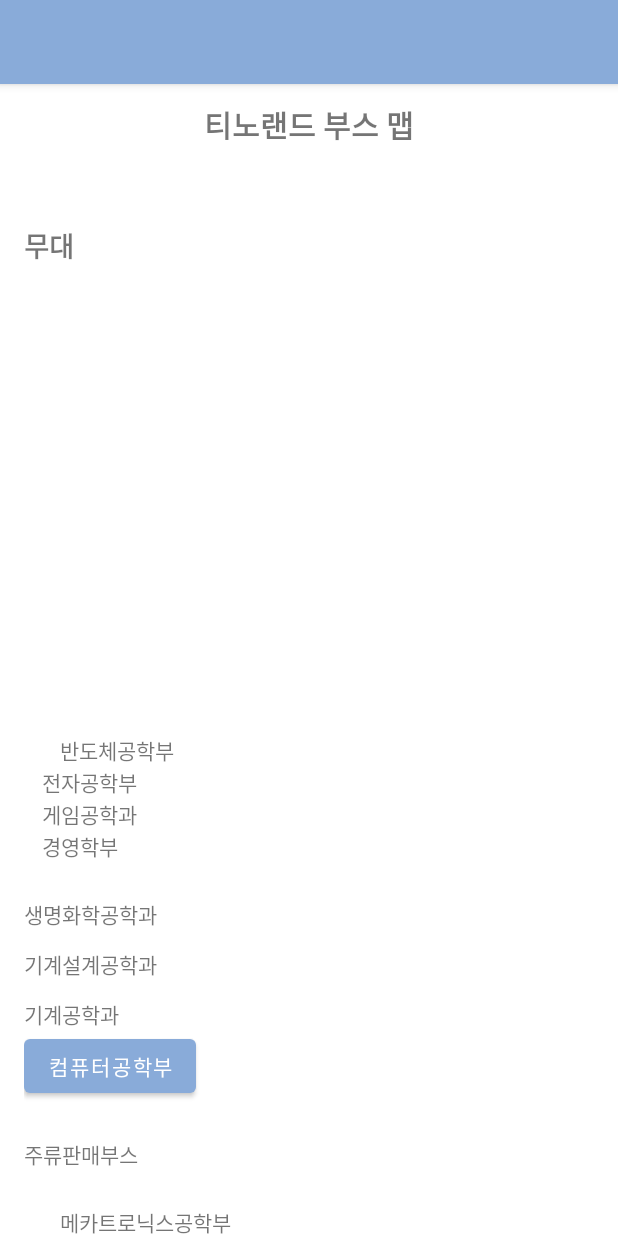
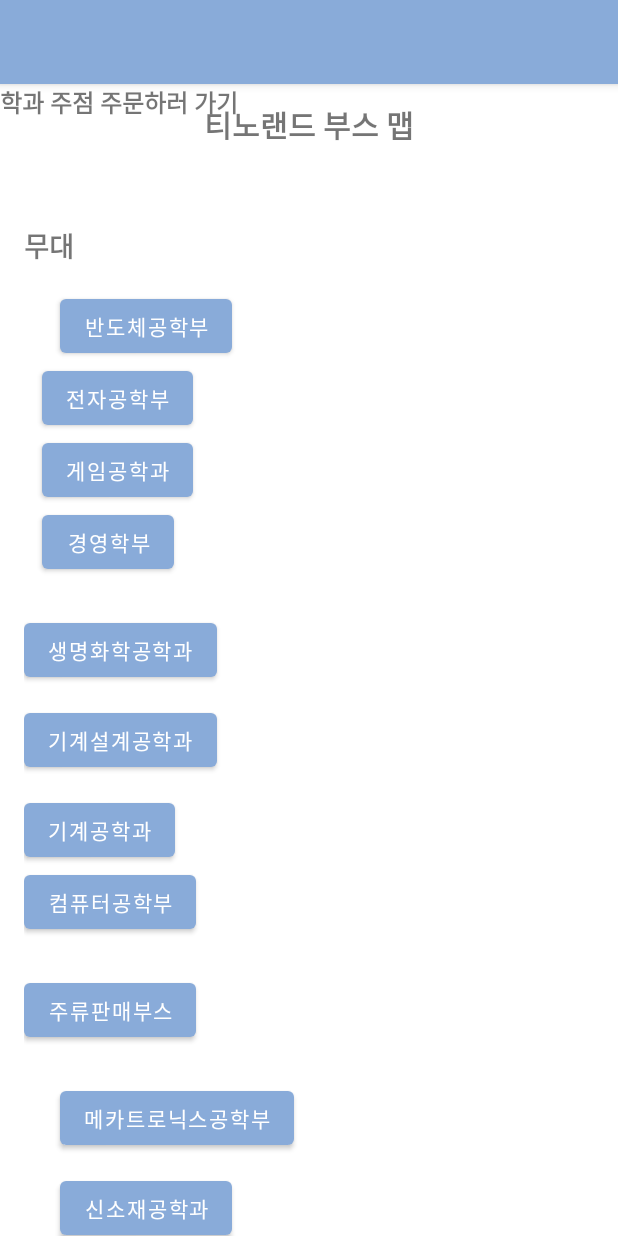
Before and after one commit to jiho5191/mobile-kiosk-app, an Android app: the screen it shows after launch (MapActivity), on a phone screen of 412 x 824 dp. Run offline under Robolectric (Android 15) with nearby library versions, the phone set to English and light mode, and no system bars.

Commit message:
부스 안내도

```diff
--- a/app/src/main/res/layout/activity_map.xml
+++ b/app/src/main/res/layout/activity_map.xml
@@ -21,6 +21,15 @@
         app:layout_constraintHorizontal_bias="0.0"
         app:layout_constraintStart_toStartOf="parent"
         app:layout_constraintTop_toTopOf="parent" />
+
+    <TextView
+        android:id="@+id/boothBoxTitle"
+        android:layout_width="0dp"
+        android:layout_height="wrap_content"
+        android:gravity="center"
+        android:text="학과 주점 주문하러 가기"
+        android:textSize="16sp"
+        android:textStyle="bold" />
 
     <LinearLayout
         android:id="@+id/boothBox"
@@ -46,16 +55,8 @@
             app:layout_constraintStart_toStartOf="parent"
             app:layout_constraintTop_toBottomOf="@id/boothBox" />
         <!-- 상단 라인 (왼→오) -->
-        <TextView
-            android:id="@+id/boothBoxTitle"
-            android:layout_width="0dp"
-            android:layout_height="wrap_content"
-            android:gravity="center"
-            android:text="학과 주점 주문하러 가기"
-            android:textSize="16sp"
-            android:textStyle="bold" />
 
-        <TextView
+        <Button
             android:id="@+id/booth_semiconductor"
             android:layout_width="wrap_content"
             android:layout_height="wrap_content"
@@ -63,29 +64,29 @@
             android:layout_marginTop="16dp"
             android:text="반도체공학부" />
 
-        <TextView
+        <Button
             android:id="@+id/booth_electronics"
             android:layout_width="wrap_content"
             android:layout_height="wrap_content"
             android:layout_marginStart="12dp"
             android:text="전자공학부" />
 
-        <TextView
+        <Button
             android:id="@+id/booth_game"
             android:layout_width="wrap_content"
             android:layout_height="wrap_content"
             android:layout_marginStart="12dp"
             android:text="게임공학과" />
 
-        <TextView
+        <!-- 우측 라인 (상→하) -->
+        <Button
             android:id="@+id/booth_business"
             android:layout_width="wrap_content"
             android:layout_height="wrap_content"
             android:layout_marginStart="12dp"
             android:text="경영학부" />
 
-        <!-- 우측 라인 (상→하) -->
-        <TextView
+        <Button
             android:id="@+id/booth_biochem"
             android:layout_width="wrap_content"
             android:layout_height="wrap_content"
@@ -93,7 +94,7 @@
             android:layout_marginEnd="24dp"
             android:text="생명화학공학과" />
 
-        <TextView
+        <Button
             android:id="@+id/booth_mechanical_design"
             android:layout_width="wrap_content"
             android:layout_height="wrap_content"
@@ -101,7 +102,7 @@
             android:layout_marginEnd="24dp"
             android:text="기계설계공학과" />
 
-        <TextView
+        <Button
             android:id="@+id/booth_mechanical"
             android:layout_width="wrap_content"
             android:layout_height="wrap_content"
@@ -117,7 +118,7 @@
             android:layout_marginBottom="24dp"
             android:text="컴퓨터공학부" />
 
-        <TextView
+        <Button
             android:id="@+id/booth_sales"
             android:layout_width="wrap_content"
             android:layout_height="wrap_content"
@@ -126,7 +127,7 @@
             android:text="주류판매부스" />
 
         <!-- 좌측 라인 (하→상) -->
-        <TextView
+        <Button
             android:id="@+id/booth_mechatronics"
             android:layout_width="wrap_content"
             android:layout_height="wrap_content"
@@ -134,7 +135,7 @@
             android:layout_marginBottom="12dp"
             android:text="메카트로닉스공학부" />
 
-        <TextView
+        <Button
             android:id="@+id/booth_newmaterials"
             android:layout_width="wrap_content"
             android:layout_height="wrap_content"
@@ -142,7 +143,7 @@
             android:layout_marginBottom="12dp"
             android:text="신소재공학과" />
 
-        <TextView
+        <Button
             android:id="@+id/booth_design"
             android:layout_width="wrap_content"
             android:layout_height="wrap_content"
```
